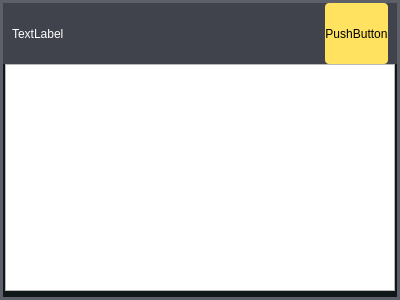
First picture: the form in tasklist/widgettasklist.ui, repository LongyuHe1990/AgvMonitor, before the edit.
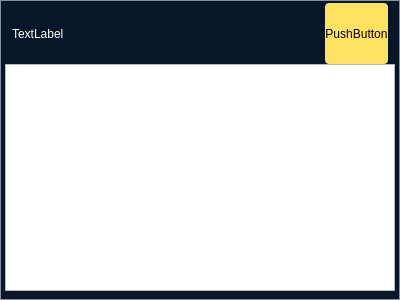
Second picture: the form after the edit. Icons and pictures are not drawn.

```diff
--- a/tasklist/widgettasklist.ui
+++ b/tasklist/widgettasklist.ui
@@ -32,7 +32,7 @@
    <item row="0" column="0">
     <widget class="QWidget" name="widget_9" native="true">
      <property name="styleSheet">
-      <string notr="true">#widget_9{background-color:rgb(15,24,25);border:3px solid #5d6068;}</string>
+      <string notr="true">#widget_9{background-color:rgb(7,22,41);border:0.5px solid #838fa2;}</string>
      </property>
      <layout class="QVBoxLayout" name="verticalLayout_7" stretch="34,127">
       <property name="spacing">
@@ -53,7 +53,8 @@
       <item>
        <widget class="QWidget" name="widget_2" native="true">
         <property name="styleSheet">
-         <string notr="true">#widget_2{background-color: rgb(64, 67, 76);}</string>
+         <string notr="true">#widget_2{border-image: url(:/image/home_all/kuan_chang_ copy.png);}
+</string>
         </property>
         <layout class="QHBoxLayout" name="horizontalLayout_2" stretch="96,312,70">
          <property name="spacing">
```
